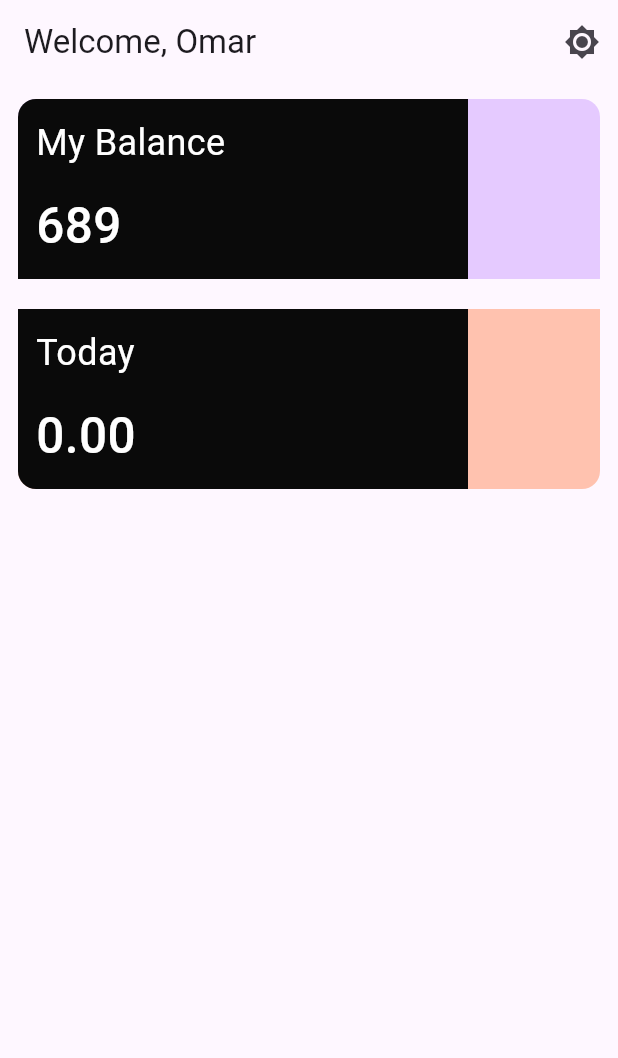
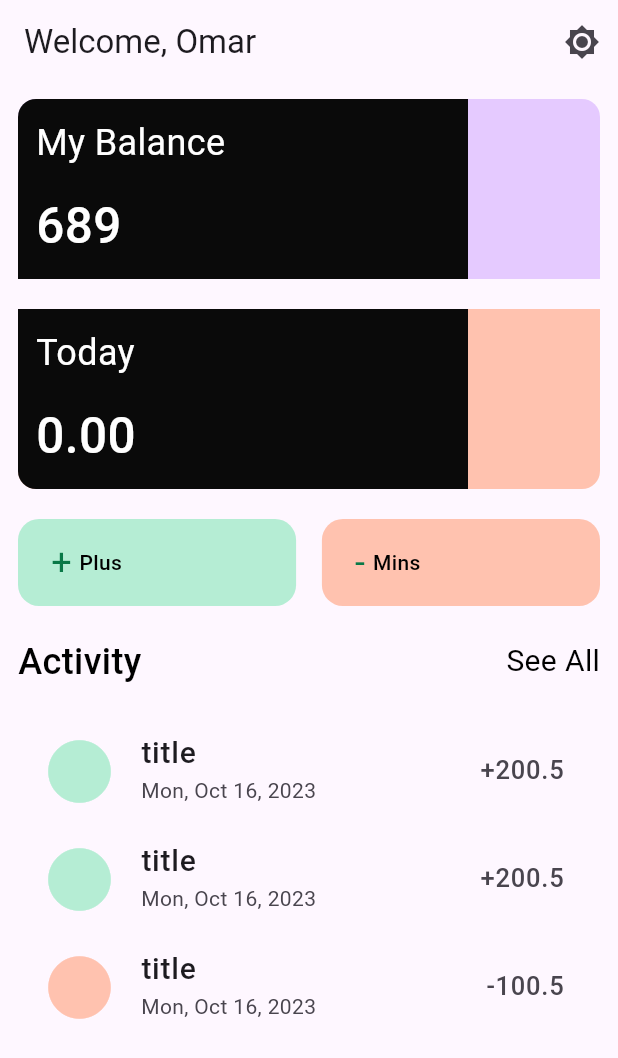
Before and after one commit to Omar-Ashraf-69/finance_app, a Flutter app: the HomeScreen screen opened directly, on a phone screen of 412 x 824 dp. Shown: the top 1058 px of the screen. Run offline on Flutter 3.47's test engine with Material 3 defaults, Android fonts, the light colour scheme and no system bars; our stand-ins replace flutter_svg, shared_preferences; accounts and stored records are empty.

Commit message:
added the plus and mins buttons and the activity part

```diff
--- a/lib/screens/home_screen.dart
+++ b/lib/screens/home_screen.dart
@@ -1,4 +1,5 @@
 import 'package:finanice_app/colors/colors.dart';
+import 'package:flutter/cupertino.dart';
 import 'package:flutter/material.dart';
 import 'package:flutter/widgets.dart';
 
@@ -24,11 +25,11 @@ class _HomeScreenState extends State<HomeScreen> {
           ),
         ],
       ),
-      body: const Padding(
-        padding: EdgeInsets.symmetric(horizontal: 12.0),
+      body: Padding(
+        padding: const EdgeInsets.symmetric(horizontal: 12.0),
         child: Column(
           children: [
-            MoneyBannerWidget(
+            const MoneyBannerWidget(
               totaleBalance: 'My Balance',
               todayBalance: '689',
               color: kSeconderyPurbleColor,
@@ -40,7 +41,7 @@ class _HomeScreenState extends State<HomeScreen> {
                 topLeft: Radius.circular(12),
               ),
             ),
-            MoneyBannerWidget(
+            const MoneyBannerWidget(
               totaleBalance: 'Today',
               todayBalance: '0.00',
               color: kSeconderyRedColor,
@@ -52,7 +53,163 @@ class _HomeScreenState extends State<HomeScreen> {
                 bottomLeft: Radius.circular(12),
               ),
             ),
+            const Padding(
+              padding: EdgeInsets.only(top: 10.0),
+              child: Row(
+                mainAxisAlignment: MainAxisAlignment.spaceBetween,
+                children: [
+                  PlusAndMinsButtonWidget(
+                    color: kSeconderyGreenColor,
+                    label: 'Plus',
+                    signe: '+',
+                  ),
+                  PlusAndMinsButtonWidget(
+                    color: kSeconderyRedColor,
+                    label: 'Mins',
+                    signe: '-',
+                  ),
+                ],
+              ),
+            ),
+            Padding(
+              padding: const EdgeInsets.symmetric(vertical: 20.0),
+              child: Row(
+                children: [
+                  const Text(
+                    "Activity",
+                    style: TextStyle(
+                      color: Colors.black,
+                      fontSize: 24,
+                      fontWeight: FontWeight.w500,
+                    ),
+                  ),
+                  const Spacer(),
+                  GestureDetector(
+                      onTap: () {},
+                      child: const Text(
+                        "See All",
+                        style: TextStyle(
+                          color: Colors.black,
+                          fontSize: 20,
+                          fontWeight: FontWeight.w400,
+                        ),
+                      )),
+                ],
+              ),
+            ),
+            const ActivityWidget(
+              title: 'title',
+              subTitle: 'Mon, Oct 16, 2023',
+              color: kSeconderyGreenColor,
+              trail: '+200.5',
+            ),
+            const ActivityWidget(
+              title: 'title',
+              subTitle: 'Mon, Oct 16, 2023',
+              color: kSeconderyGreenColor,
+              trail: '+200.5',
+            ),
+            const ActivityWidget(
+              title: 'title',
+              subTitle: 'Mon, Oct 16, 2023',
+              color: kSeconderyRedColor,
+              trail: '-100.5',
+            ),
+          ],
+        ),
+      ),
+    );
+  }
+}
 
+class ActivityWidget extends StatelessWidget {
+  const ActivityWidget({
+    super.key,
+    required this.title,
+    required this.subTitle,
+    required this.trail,
+    required this.color,
+  });
+  final String title;
+  final String subTitle;
+  final String trail;
+  final Color color;
+  @override
+  Widget build(BuildContext context) {
+    return ListTile(
+      leading: Icon(
+        Icons.circle,
+        color: color,
+        size: 50,
+      ),
+      title: Text(
+        title,
+        style: const TextStyle(
+          fontSize: 20,
+          fontWeight: FontWeight.w500,
+        ),
+      ),
+      subtitle: Text(
+        subTitle,
+        style: const TextStyle(
+          fontSize: 14,
+        ),
+      ),
+      trailing: Text(
+        trail,
+        style: const TextStyle(
+          fontSize: 17,
+        ),
+      ),
+    );
+  }
+}
+
+class PlusAndMinsButtonWidget extends StatelessWidget {
+  const PlusAndMinsButtonWidget({
+    super.key,
+    required this.color,
+    required this.signe,
+    required this.label,
+  });
+  final Color color;
+  final String signe;
+  final String label;
+
+  @override
+  Widget build(BuildContext context) {
+    final Size size = MediaQuery.of(context).size;
+
+    return GestureDetector(
+      onTap: () {},
+      child: Container(
+        decoration: BoxDecoration(
+          color: color,
+          borderRadius: BorderRadius.circular(14),
+        ),
+        width: size.width * 0.45,
+        padding: const EdgeInsets.symmetric(horizontal: 22, vertical: 12),
+        child: Row(
+          mainAxisSize: MainAxisSize.min,
+          mainAxisAlignment: MainAxisAlignment.start,
+          children: [
+            Text(
+              signe,
+              style: const TextStyle(
+                fontSize: 24,
+                color: kPrimaryGreenColor,
+              ),
+            ),
+            const SizedBox(
+              width: 5,
+            ),
+            Text(
+              label,
+              style: const TextStyle(
+                color: Colors.black,
+                fontWeight: FontWeight.w500,
+              ),
+            ),
           ],
         ),
       ),
```
